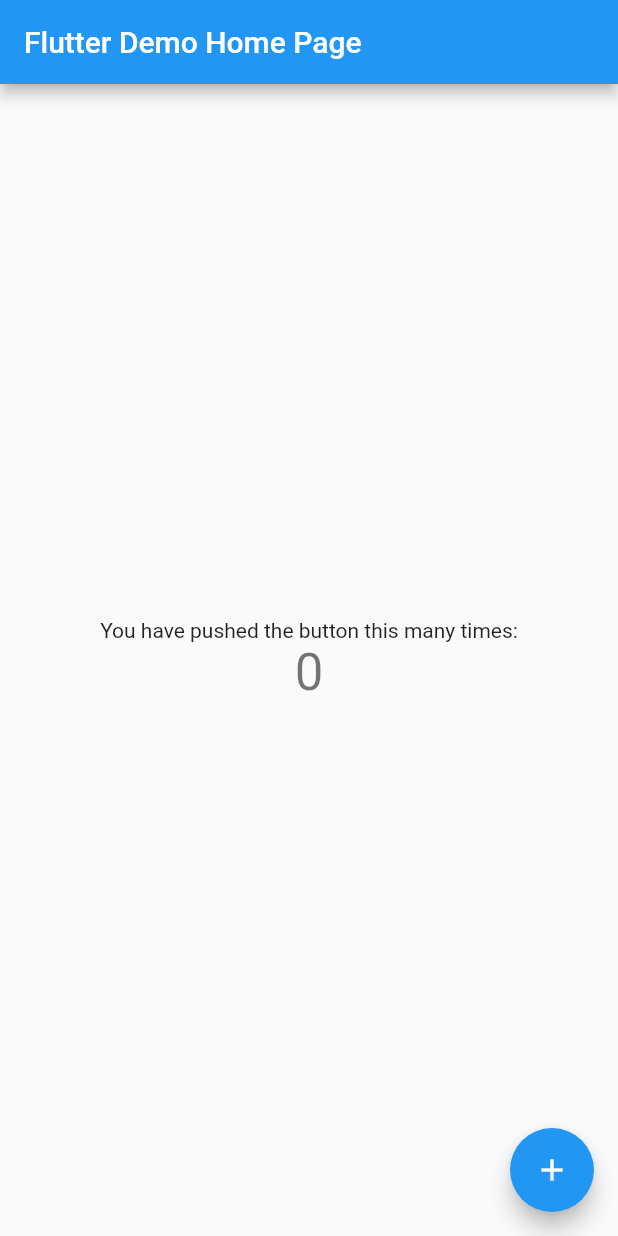
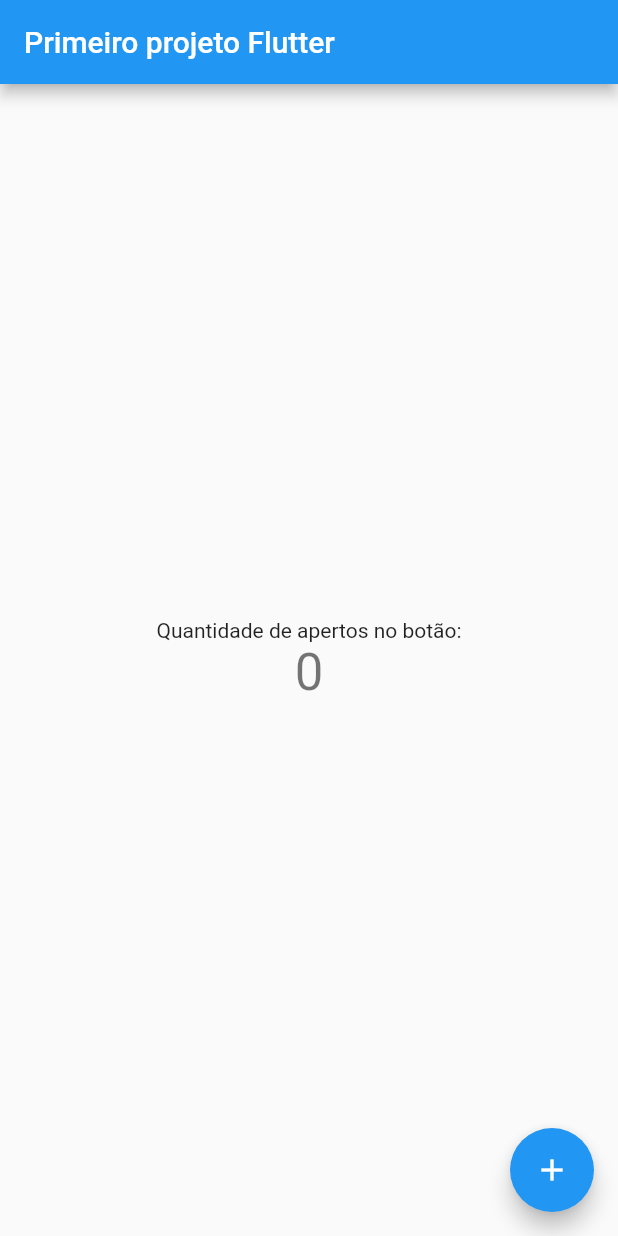
Before and after one commit to maurojh/meuappflutter, a Flutter app: the screen it shows after launch, on a phone screen of 412 x 824 dp. Run offline on Flutter 3.47's test engine with Material 2 defaults, Android fonts, the phone set to English and light mode, and no system bars.

Commit message:
Algumas alterações conforme aula

```diff
--- a/lib/main.dart
+++ b/lib/main.dart
@@ -11,7 +11,7 @@ class MyApp extends StatelessWidget {
   @override
   Widget build(BuildContext context) {
     return MaterialApp(
-      title: 'Flutter Demo',
+      title: 'Primeiro projeto Flutter',
       theme: ThemeData(
         // This is the theme of your application.
         //
@@ -24,7 +24,7 @@ class MyApp extends StatelessWidget {
         // is not restarted.
         primarySwatch: Colors.blue,
       ),
-      home: const MyHomePage(title: 'Flutter Demo Home Page'),
+      home: const MyHomePage(title: 'Primeiro projeto Flutter'),
     );
   }
 }
@@ -96,7 +96,7 @@ class _MyHomePageState extends State<MyHomePage> {
           mainAxisAlignment: MainAxisAlignment.center,
           children: <Widget>[
             const Text(
-              'You have pushed the button this many times:',
+              'Quantidade de apertos no botão:',
             ),
             Text(
               '$_counter',
@@ -107,7 +107,7 @@ class _MyHomePageState extends State<MyHomePage> {
       ),
       floatingActionButton: FloatingActionButton(
         onPressed: _incrementCounter,
-        tooltip: 'Increment',
+        tooltip: 'Aumentar',
         child: const Icon(Icons.add),
       ), // This trailing comma makes auto-formatting nicer for build methods.
     );
```
